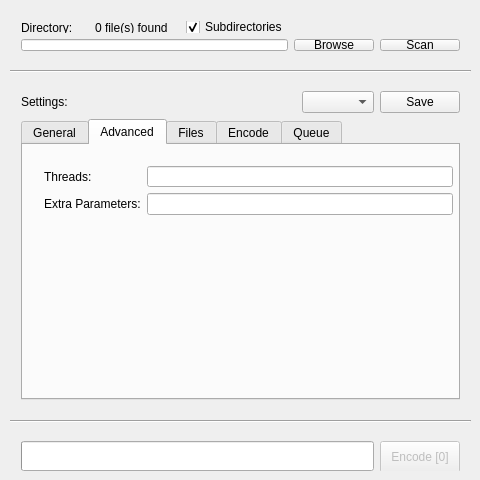
Above: src/MediaPreparer.ui from alecselle/SEFMediaPreparer before the change. Below: the same form after it.
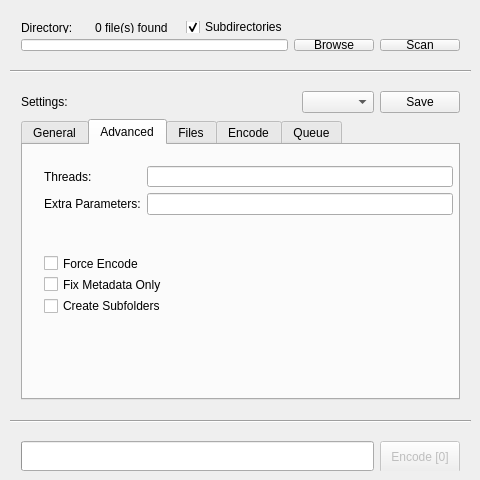
That is the form after the change. The open tabs and pages were chosen to show the change. Icons and pictures are not drawn.

```diff
--- a/src/MediaPreparer.ui
+++ b/src/MediaPreparer.ui
@@ -355,7 +355,58 @@
         <attribute name="title">
          <string>Advanced</string>
         </attribute>
-        <widget class="QWidget" name="formLayoutWidget_3">
+        <widget class="QWidget" name="formLayoutWidget_11">
+         <property name="geometry">
+          <rect>
+           <x>10</x>
+           <y>100</y>
+           <width>431</width>
+           <height>80</height>
+          </rect>
+         </property>
+         <layout class="QFormLayout" name="formLayout_11">
+          <property name="formAlignment">
+           <set>Qt::AlignLeading|Qt::AlignLeft|Qt::AlignVCenter</set>
+          </property>
+          <item row="1" column="0" colspan="2">
+           <widget class="QCheckBox" name="setting_fixMetadata">
+            <property name="toolTip">
+             <string>&lt;html&gt;&lt;head/&gt;&lt;body&gt;&lt;p&gt;Intended only to fix issues with metadata.&lt;/p&gt;&lt;/body&gt;&lt;/html&gt;</string>
+            </property>
+            <property name="text">
+             <string>Fix Metadata Only</string>
+            </property>
+           </widget>
+          </item>
+          <item row="0" column="0" colspan="2">
+           <widget class="QCheckBox" name="setting_forceEncode">
+            <property name="toolTip">
+             <string>&lt;html&gt;&lt;head/&gt;&lt;body&gt;&lt;p&gt;Encodes any supported video files, regardless of format. &lt;/p&gt;&lt;p&gt;WARNING: REPEAT ENCODING OF A FILE WILL CAUSE DEGRADATION OF QUALITY&lt;/p&gt;&lt;/body&gt;&lt;/html&gt;</string>
+            </property>
+            <property name="statusTip">
+             <string/>
+            </property>
+            <property name="whatsThis">
+             <string/>
+            </property>
+            <property name="text">
+             <string>Force Encode</string>
+            </property>
+           </widget>
+          </item>
+          <item row="2" column="0" colspan="2">
+           <widget class="QCheckBox" name="setting_subfolders">
+            <property name="toolTip">
+             <string>&lt;html&gt;&lt;head/&gt;&lt;body&gt;&lt;p&gt;Nests output one folder deep, with the same title as the input.&lt;/p&gt;&lt;/body&gt;&lt;/html&gt;</string>
+            </property>
+            <property name="text">
+             <string>Create Subfolders</string>
+            </property>
+           </widget>
+          </item>
+         </layout>
+        </widget>
+        <widget class="QWidget" name="formLayoutWidget_12">
          <property name="geometry">
           <rect>
            <x>10</x>
```
Left out of the diff: 82 changed lines with no effect on the pictures.
